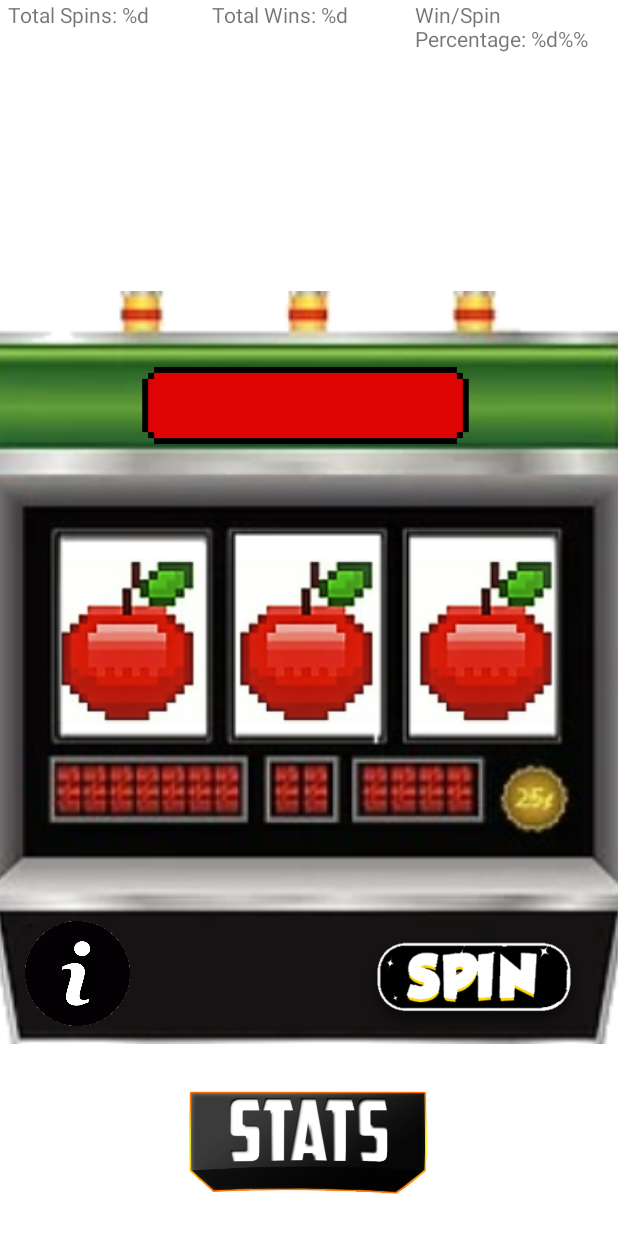
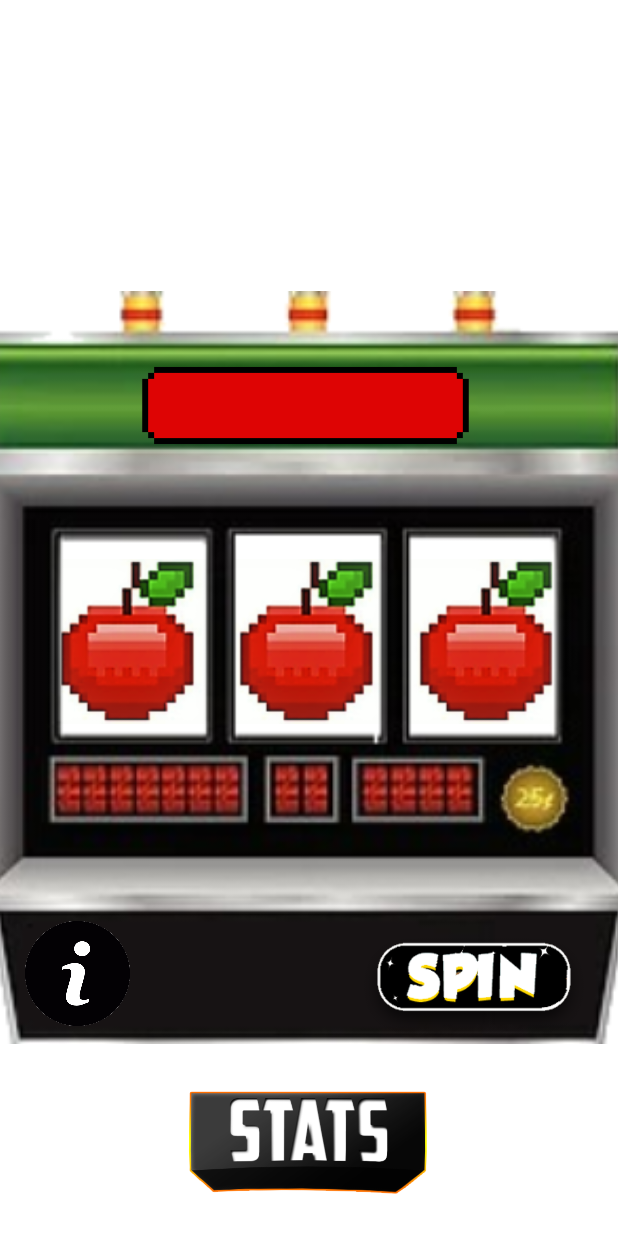
Before and after one commit to ndavido/One_Armed_Bandit, an Android app: the layout activity_main.xml on its own in the app's theme, with its tools: preview values and no code run, on a phone screen of 412 x 824 dp. Shown: the top 1233 px of the screen. Run offline under Robolectric (Android 15) with nearby library versions, the light colour scheme and no system bars.

```diff
--- a/app/src/main/res/layout/activity_main.xml
+++ b/app/src/main/res/layout/activity_main.xml
@@ -4,7 +4,8 @@
     xmlns:tools="http://schemas.android.com/tools"
     android:layout_width="match_parent"
     android:layout_height="match_parent"
-    tools:context=".MainActivity">
+    tools:context=".MainActivity"
+    android:background="@color/white">
 
     <ImageView
         android:id="@+id/imageView"
@@ -101,31 +102,4 @@
         app:layout_constraintVertical_bias="0.25"
         app:srcCompat="@drawable/blank" />
 
-    <TextView
-        android:id="@+id/totalSpins"
-        android:layout_width="131dp"
-        android:layout_height="49dp"
-        android:text="@string/TotalSpins"
-        app:layout_constraintEnd_toStartOf="@+id/totalWins"
-        app:layout_constraintStart_toStartOf="parent"
-        app:layout_constraintTop_toTopOf="parent" />
-
-    <TextView
-        android:id="@+id/totalWins"
-        android:layout_width="130dp"
-        android:layout_height="49dp"
-        android:text="@string/TotalWins"
-        app:layout_constraintEnd_toEndOf="parent"
-        app:layout_constraintStart_toStartOf="parent"
-        app:layout_constraintTop_toTopOf="parent" />
-
-    <TextView
-        android:id="@+id/winSpinRatio"
-        android:layout_width="130dp"
-        android:layout_height="49dp"
-        android:text="@string/WinSpinRatio"
-        app:layout_constraintEnd_toEndOf="parent"
-        app:layout_constraintStart_toEndOf="@+id/totalWins"
-        app:layout_constraintTop_toTopOf="parent" />
-
 </androidx.constraintlayout.widget.ConstraintLayout>
```
Also changed, not shown: app/src/main/java/com/example/onearmedbandit/MainActivity.kt (+4 -9 lines), app/src/main/java/com/example/onearmedbandit/Statistics.kt (+4 -4 lines), app/src/main/res/layout/activity_statistics.xml (+41 -19 lines).
